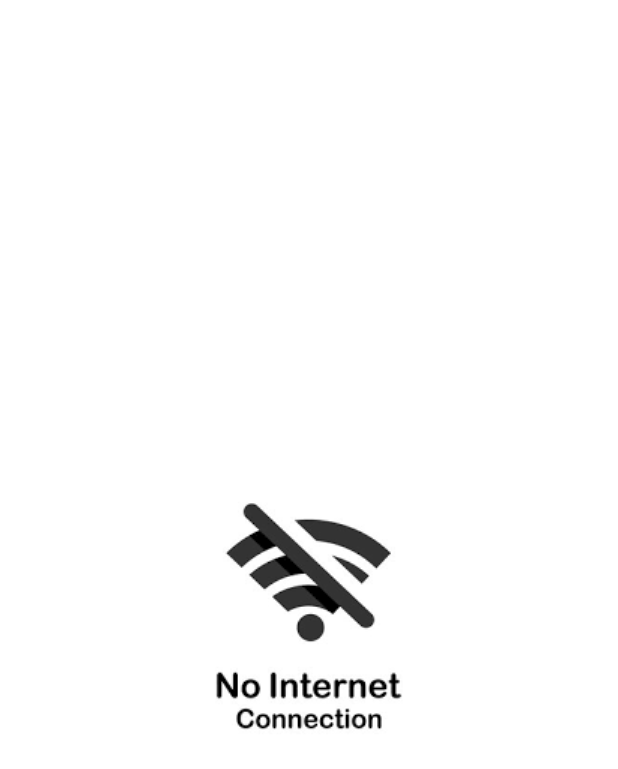
After one commit to yousef-mahmoud-2002/just_chatting, a Flutter app: the NoInternetView screen opened directly, on a phone screen of 412 x 824 dp. The commit adds this screen. Shown: the top 769 px of the screen. Run offline on Flutter 3.47's test engine with Material 3 defaults, Android fonts, the phone set to English and light mode, and no system bars; our stand-ins replace connectivity_plus, firebase_core, flutter_bloc; accounts and stored records are empty.

Commit message:
add internet feature

```diff
--- /dev/null
+++ b/lib/features/check_internet/presentation/manager/internet_cubit/internet_cubit.dart
@@ -0,0 +1,21 @@
+import 'dart:async';
+import 'package:connectivity_plus/connectivity_plus.dart';
+import 'package:flutter/material.dart';
+import 'package:flutter_bloc/flutter_bloc.dart';
+
+part 'internet_state.dart';
+
+class InternetCubit extends Cubit<InternetState> {
+  StreamSubscription<List<ConnectivityResult>>? subscription;
+  InternetCubit() : super(InternetInitial());
+
+  void checkInternet() {
+    subscription = Connectivity().onConnectivityChanged.listen((result) {
+      if (result.contains(ConnectivityResult.none)) {
+        emit(InternetNotConnected());
+      } else {
+        emit(InternetConnected());
+      }
+    });
+  }
+}
--- /dev/null
+++ b/lib/features/check_internet/presentation/manager/internet_cubit/internet_state.dart
@@ -0,0 +1,10 @@
+part of 'internet_cubit.dart';
+
+@immutable
+sealed class InternetState {}
+
+final class InternetInitial extends InternetState {}
+
+final class InternetConnected extends InternetState {}
+
+final class InternetNotConnected extends InternetState {}
--- /dev/null
+++ b/lib/features/check_internet/presentation/views/no_internet_view.dart
@@ -0,0 +1,13 @@
+import 'package:flutter/material.dart';
+
+class NoInternetView extends StatelessWidget {
+  const NoInternetView({super.key});
+
+  @override
+  Widget build(BuildContext context) {
+    return Scaffold(
+      backgroundColor: Colors.white,
+      body: Center(child: Image.asset('assets/no_internet.png')),
+    );
+  }
+}
```
Also changed, not shown: lib/main.dart (+20 -5 lines), pubspec.yaml (+4 -3 lines), assets/no_internet.png (added), pubspec.lock.
